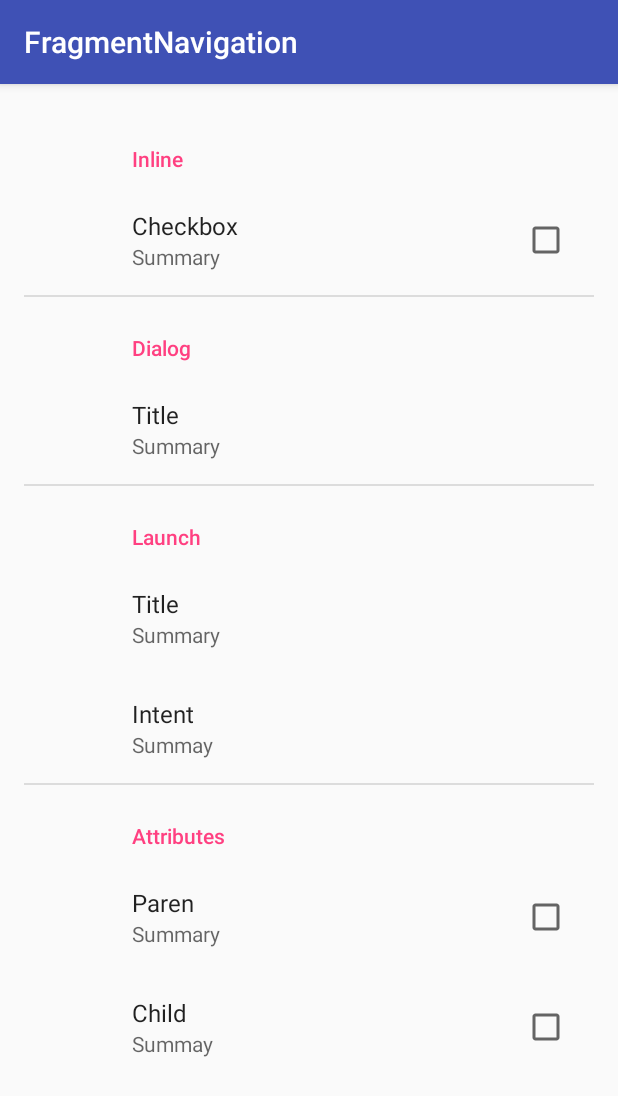
After one commit to zyvpeople/FragmentNavigation, an Android app: the fragment SettingsFragment placed in its activity, on a phone screen of 412 x 824 dp. The commit adds this screen. Shown: the top 1096 px of the screen. Run offline under Robolectric (Android 15) with nearby library versions, the phone set to English and light mode, and no system bars; our stand-ins replace androidx.preference; 1 statement that could not run was skipped.

Commit message:
added settings fragment

```diff
--- a/app/build.gradle
+++ b/app/build.gradle
@@ -33,6 +33,7 @@ dependencies {
     testCompile 'junit:junit:4.12'
     compile "org.jetbrains.kotlin:kotlin-stdlib:$kotlin_version"
     compile 'com.android.support:design:25.0.1'
+    compile 'com.android.support:preference-v7:25.0.1'
 }
 repositories {
     mavenCentral()
--- /dev/null
+++ b/app/src/main/java/com/develop/zuzik/fragmentnavigation/SettingsFragment.kt
@@ -0,0 +1,22 @@
+package com.develop.zuzik.fragmentnavigation
+
+import android.os.Bundle
+import android.support.v7.preference.Preference
+import android.support.v7.preference.PreferenceFragmentCompat
+
+/**
+ * User: zuzik
+ * Date: 12/25/16
+ */
+class SettingsFragment : PreferenceFragmentCompat() {
+
+    override fun onCreatePreferences(savedInstanceState: Bundle?, rootKey: String?) {
+        setPreferencesFromResource(R.xml.settings, rootKey)
+        findPreference("screen_preference").onPreferenceClickListener = Preference.OnPreferenceClickListener {
+            if (context is NavigationContainer) {
+                (context as NavigationContainer).pushChild(SettingsFragment())
+            }
+            true
+        }
+    }
+}
--- a/app/src/main/java/com/develop/zuzik/fragmentnavigation/TextFragment.kt
+++ b/app/src/main/java/com/develop/zuzik/fragmentnavigation/TextFragment.kt
@@ -77,6 +77,11 @@ class TextFragment : Fragment() {
             dialogFragment.setTargetFragment(this, 4)
             dialogFragment.show(fragmentManager, "bottomSheetFragment")
         }
+        startSettingsFragment.setOnClickListener {
+            if (context is NavigationContainer) {
+                (context as NavigationContainer).pushChild(SettingsFragment())
+            }
+        }
     }
 
     override fun onSaveInstanceState(outState: Bundle?) {
--- a/app/src/main/res/layout/fragment_text.xml
+++ b/app/src/main/res/layout/fragment_text.xml
@@ -54,4 +54,11 @@
         android:layout_height="64dp"
         android:gravity="center"
         android:text="Start bottom sheet"/>
+
+    <Button
+        android:id="@+id/startSettingsFragment"
+        android:layout_width="match_parent"
+        android:layout_height="64dp"
+        android:gravity="center"
+        android:text="Start settings fragment"/>
 </LinearLayout>
--- a/app/src/main/res/values/strings.xml
+++ b/app/src/main/res/values/strings.xml
@@ -1,3 +1,25 @@
 <resources>
     <string name="app_name">FragmentNavigation</string>
+
+    <string name="inline_preferences">Inline</string>
+    <string name="title_checkbox_preference">Checkbox</string>
+    <string name="summary_checkbox_preference">Summary</string>
+    <string name="dialog_based_preferences">Dialog</string>
+    <string name="title_edittext_preference">Title</string>
+    <string name="summary_edittext_preference">Summary</string>
+    <string name="dialog_title_edittext_preference">Dialog</string>
+    <string name="dialog_title_list_preference">Dialog</string>
+    <string name="launch_preferences">Launch</string>
+    <string name="title_screen_preference">Title</string>
+    <string name="summary_screen_preference">Summary</string>
+    <string name="title_next_screen_toggle_preference">Title</string>
+    <string name="summary_next_screen_toggle_preference">Summary</string>
+    <string name="title_intent_preference">Intent</string>
+    <string name="summary_intent_preference">Summay</string>
+    <string name="preference_attributes">Attributes</string>
+    <string name="title_parent_preference">Paren</string>
+    <string name="summary_parent_preference">Summary</string>
+    <string name="title_child_preference">Child</string>
+    <string name="summary_child_preference">Summay</string>
+
 </resources>
--- a/app/src/main/res/values/styles.xml
+++ b/app/src/main/res/values/styles.xml
@@ -6,6 +6,7 @@
         <item name="colorPrimary">@color/colorPrimary</item>
         <item name="colorPrimaryDark">@color/colorPrimaryDark</item>
         <item name="colorAccent">@color/colorAccent</item>
+        <item name="preferenceTheme">@style/PreferenceThemeOverlay</item>
     </style>
 
 </resources>
--- /dev/null
+++ b/app/src/main/res/xml/settings.xml
@@ -0,0 +1,75 @@
+<?xml version="1.0" encoding="utf-8"?>
+<PreferenceScreen
+    xmlns:android="http://schemas.android.com/apk/res/android">
+
+    <PreferenceCategory
+        android:title="@string/inline_preferences">
+
+        <CheckBoxPreference
+            android:key="checkbox_preference"
+            android:title="@string/title_checkbox_preference"
+            android:summary="@string/summary_checkbox_preference" />
+
+    </PreferenceCategory>
+
+    <PreferenceCategory
+        android:title="@string/dialog_based_preferences">
+
+        <EditTextPreference
+            android:key="edittext_preference"
+            android:title="@string/title_edittext_preference"
+            android:summary="@string/summary_edittext_preference"
+            android:dialogTitle="@string/dialog_title_edittext_preference" />
+
+    </PreferenceCategory>
+
+    <PreferenceCategory
+        android:title="@string/launch_preferences">
+
+        <!-- This PreferenceScreen tag serves as a screen break (similar to page break
+             in word processing). Like for other preference types, we assign a key
+             here so it is able to save and restore its instance state. -->
+        <PreferenceScreen
+            android:key="screen_preference"
+            android:title="@string/title_screen_preference"
+            android:summary="@string/summary_screen_preference">
+
+            <!-- You can place more preferences here that will be shown on the next screen. -->
+
+            <CheckBoxPreference
+                android:key="next_screen_checkbox_preference"
+                android:title="@string/title_next_screen_toggle_preference"
+                android:summary="@string/summary_next_screen_toggle_preference" />
+
+        </PreferenceScreen>
+
+        <PreferenceScreen
+            android:title="@string/title_intent_preference"
+            android:summary="@string/summary_intent_preference">
+
+            <intent android:action="android.intent.action.VIEW"
+                    android:data="http://www.android.com" />
+
+        </PreferenceScreen>
+
+    </PreferenceCategory>
+
+    <PreferenceCategory
+        android:title="@string/preference_attributes">
+
+        <CheckBoxPreference
+            android:key="parent_checkbox_preference"
+            android:title="@string/title_parent_preference"
+            android:summary="@string/summary_parent_preference" />
+
+        <!-- The visual style of a child is defined by this styled theme attribute. -->
+        <CheckBoxPreference
+            android:key="child_checkbox_preference"
+            android:dependency="parent_checkbox_preference"
+            android:layout="?android:attr/preferenceLayoutChild"
+            android:title="@string/title_child_preference"
+            android:summary="@string/summary_child_preference" />
+
+    </PreferenceCategory>
+
+</PreferenceScreen>
```
